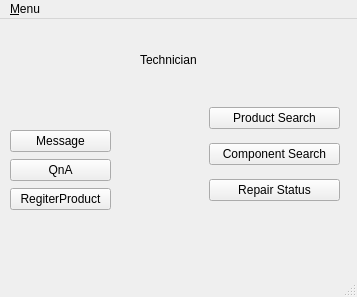
Qt form FiveOfRuler/TechnicianWindow.ui (simneol/JuDeP) before a commit.
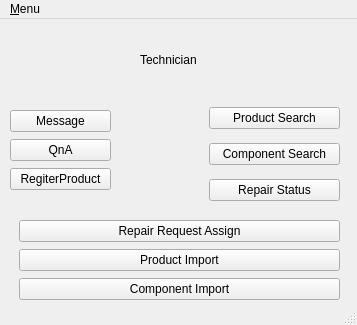
The same form after that commit.

Diff of the .ui file:
```diff
--- a/FiveOfRuler/TechnicianWindow.ui
+++ b/FiveOfRuler/TechnicianWindow.ui
@@ -7,7 +7,7 @@
     <x>0</x>
     <y>0</y>
     <width>357</width>
-    <height>297</height>
+    <height>325</height>
    </rect>
   </property>
   <property name="windowTitle">
@@ -31,7 +31,7 @@
     <property name="geometry">
      <rect>
       <x>10</x>
-      <y>110</y>
+      <y>90</y>
       <width>101</width>
       <height>83</height>
      </rect>
@@ -93,6 +93,39 @@
      </item>
     </layout>
    </widget>
+   <widget class="QWidget" name="verticalLayoutWidget_3">
+    <property name="geometry">
+     <rect>
+      <x>19</x>
+      <y>200</y>
+      <width>321</width>
+      <height>83</height>
+     </rect>
+    </property>
+    <layout class="QVBoxLayout" name="verticalLayout_3">
+     <item>
+      <widget class="QPushButton" name="btn_Assign">
+       <property name="text">
+        <string>Repair Request Assign</string>
+       </property>
+      </widget>
+     </item>
+     <item>
+      <widget class="QPushButton" name="btn_productImport">
+       <property name="text">
+        <string>Product Import</string>
+       </property>
+      </widget>
+     </item>
+     <item>
+      <widget class="QPushButton" name="btn_compoImport">
+       <property name="text">
+        <string>Component Import</string>
+       </property>
+      </widget>
+     </item>
+    </layout>
+   </widget>
   </widget>
   <widget class="QMenuBar" name="menubar">
    <property name="geometry">
```
